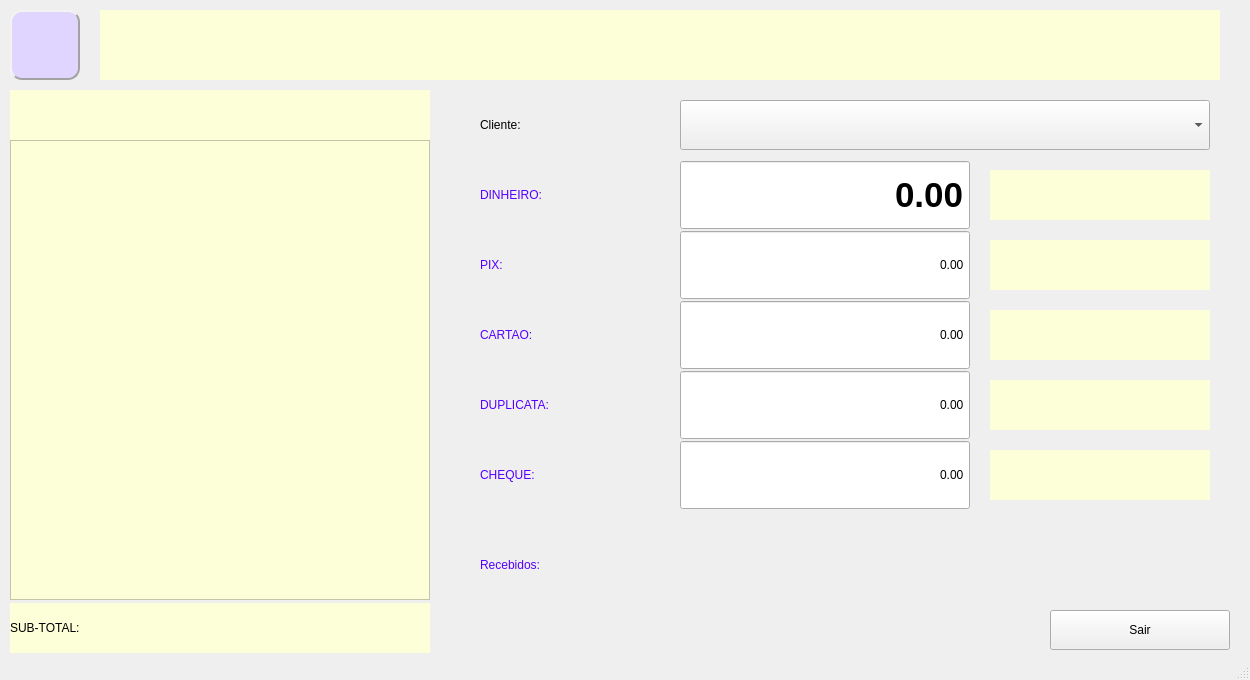
This is telas/caixa_pdv.ui in htisistema/SISCOM as Qt 5 draws it before an edit. The edited form follows.
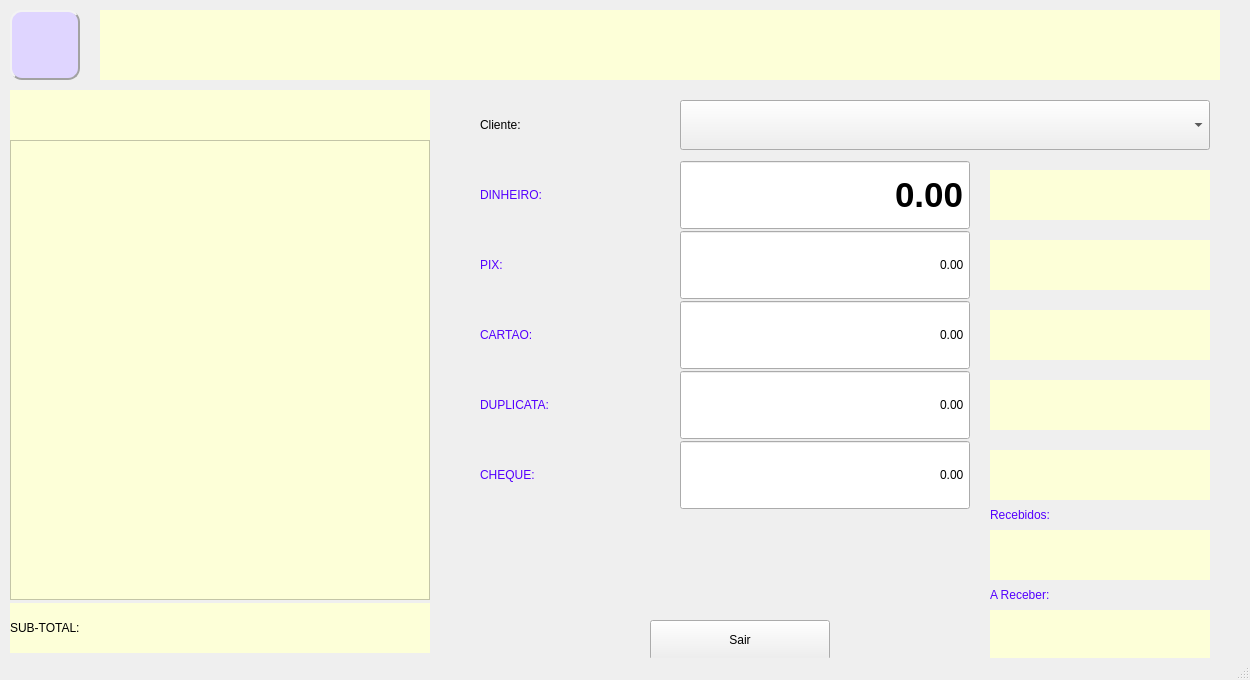
This is the edited form. Icons and pictures are not drawn.

What changed in the file:
```diff
--- a/telas/caixa_pdv.ui
+++ b/telas/caixa_pdv.ui
@@ -406,8 +406,8 @@
    <widget class="QPushButton" name="bt_sair">
     <property name="geometry">
      <rect>
-      <x>1050</x>
-      <y>610</y>
+      <x>650</x>
+      <y>620</y>
       <width>180</width>
       <height>40</height>
      </rect>
@@ -514,10 +514,10 @@
    <widget class="QLabel" name="label_12">
     <property name="geometry">
      <rect>
-      <x>480</x>
-      <y>530</y>
-      <width>180</width>
-      <height>70</height>
+      <x>990</x>
+      <y>580</y>
+      <width>80</width>
+      <height>30</height>
      </rect>
     </property>
     <property name="styleSheet">
@@ -525,23 +525,68 @@
 font: 700 20pt &quot;Segoe UI&quot;;</string>
     </property>
     <property name="text">
-     <string>Recebidos:</string>
+     <string>A Receber:</string>
     </property>
    </widget>
    <widget class="QLabel" name="lb_recebido">
     <property name="geometry">
      <rect>
-      <x>680</x>
+      <x>990</x>
       <y>530</y>
-      <width>290</width>
-      <height>70</height>
+      <width>220</width>
+      <height>50</height>
      </rect>
     </property>
     <property name="layoutDirection">
      <enum>Qt::LeftToRight</enum>
     </property>
     <property name="styleSheet">
-     <string notr="true">font: 700 26pt &quot;Segoe UI&quot;;</string>
+     <string notr="true">font: 900 25pt &quot;Arial Black&quot;;
+background-color: rgb(253, 255, 216);
+color:rgb(0, 170, 0)</string>
+    </property>
+    <property name="text">
+     <string/>
+    </property>
+    <property name="alignment">
+     <set>Qt::AlignRight|Qt::AlignTrailing|Qt::AlignVCenter</set>
+    </property>
+   </widget>
+   <widget class="QLabel" name="label_13">
+    <property name="geometry">
+     <rect>
+      <x>990</x>
+      <y>500</y>
+      <width>70</width>
+      <height>30</height>
+     </rect>
+    </property>
+    <property name="styleSheet">
+     <string notr="true">color: rgb(85, 0, 255);
+font: 700 10pt &quot;Segoe UI&quot;;</string>
+    </property>
+    <property name="text">
+     <string>Recebidos:</string>
+    </property>
+   </widget>
+   <widget class="QLabel" name="lb_areceber">
+    <property name="geometry">
+     <rect>
+      <x>990</x>
+      <y>610</y>
+      <width>220</width>
+      <height>50</height>
+     </rect>
+    </property>
+    <property name="layoutDirection">
+     <enum>Qt::LeftToRight</enum>
+    </property>
+    <property name="styleSheet">
+     <string notr="true">font: 700 italic 25pt &quot;Courier&quot;;
+font: 900 24pt &quot;Arial Black&quot;;
+color:rgb(255, 85, 0);
+background-color: rgb(253, 255, 216);
+</string>
     </property>
     <property name="text">
      <string/>
```
Left out of the diff: 22 changed lines with no effect on the pictures.
